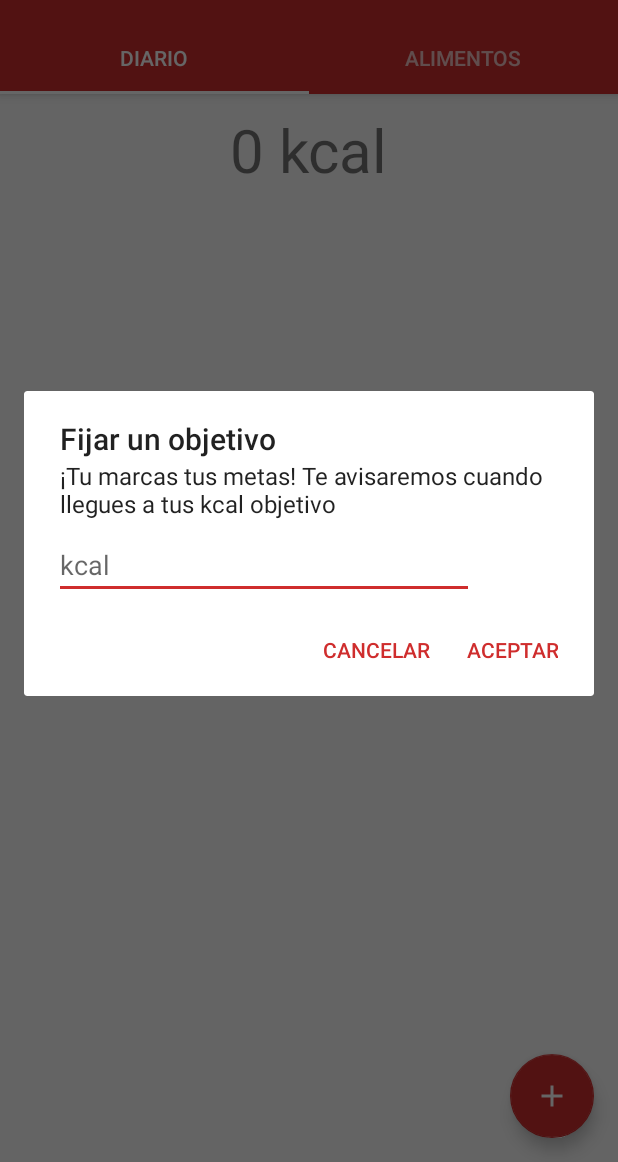
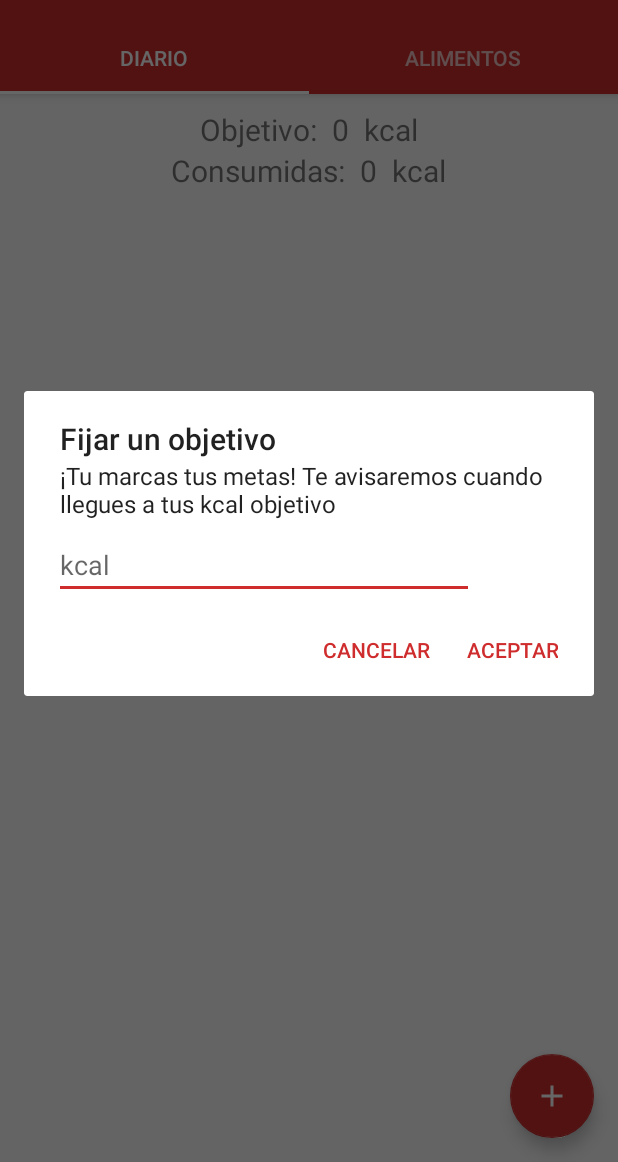
Before and after one commit to JoseGIC/LDM-2, an Android app: the screen it shows after launch (MainActivity), in the options menu, after a tap on "Objetivo", on a phone screen of 412 x 824 dp, the part 74-1236 px from its top. Run offline under Robolectric (Android 15) with nearby library versions, the phone set to English and light mode, and no system bars.

Commit message:
-Objetivo hecho -Sonido al llegar al objetivo hecho -Objetivo guardado en la BBDD hecho

```diff
--- a/app/src/main/java/com/jose/energytracker/AdminSQLiteOpenHelper.java
+++ b/app/src/main/java/com/jose/energytracker/AdminSQLiteOpenHelper.java
@@ -17,11 +17,11 @@ public class AdminSQLiteOpenHelper  extends SQLiteOpenHelper {
     public void onCreate(SQLiteDatabase bd) {
         bd.execSQL("create table alimentos (nombre String primary key, kcal int)");
         bd.execSQL("create table diario (nombre String primary key, kcal int, uds int)");
+        bd.execSQL("create table objetivo (goal int primary key)");
     }
 
     @Override
     public void onUpgrade(SQLiteDatabase db, int oldVersion, int newVersion) {
-
         db.execSQL("drop table if exists diario");
         onCreate(db);
     }
--- a/app/src/main/java/com/jose/energytracker/FragmentOne.java
+++ b/app/src/main/java/com/jose/energytracker/FragmentOne.java
@@ -15,8 +15,10 @@ import android.view.LayoutInflater;
 import android.view.View;
 import android.view.ViewGroup;
 import android.widget.ArrayAdapter;
+import android.widget.EditText;
 import android.widget.ListView;
 import android.widget.TextView;
+import android.widget.Toast;
 
 import java.util.ArrayList;
 import java.util.logging.Logger;
@@ -25,20 +27,24 @@ import java.util.logging.Logger;
 public class FragmentOne extends Fragment {
 
     private TextView kcalTotales;
+    private TextView goal;
     private ArrayList<Alimento> listaDiario;
     private ArrayAdapter<Alimento> adapter;
     private String TABLE_1 = "diario";
+    private String TABLE_3 = "objetivo";
     private SoundPool sp1;
-    private int sonidofab;
-    private int sonidoadd;
-    private int sonidodelete;
-    private int sonidoreiniciar;
+    private int sonidoFab;
+    private int sonidoAdd;
+    private int sonidoDelete;
+    private int sonidoReiniciar;
+    private int sonidoWin;
 
 
     @Override
     public View onCreateView(LayoutInflater inflater, ViewGroup container, Bundle savedInstanceState) {
         View rootView = inflater.inflate(R.layout.fragment_one, container, false);
 
+        goal = rootView.findViewById(R.id.goal);
         kcalTotales = rootView.findViewById(R.id.kcal_totales);
         ListView listView = rootView.findViewById(R.id.list_view_1);
 
@@ -51,25 +57,44 @@ public class FragmentOne extends Fragment {
             return true;
         });
 
-        updateListFromBD();
-        printKcalTotales();
 
         //Sonidos
         sp1= new SoundPool(1, AudioManager.STREAM_MUSIC,1);
-        sonidofab = sp1.load(getContext(), R.raw.fab, 1);
-        sonidoadd = sp1.load(getContext(), R.raw.mordisco, 1);
-        sonidodelete= sp1.load(getContext(),R.raw.delete, 1);
-        sonidoreiniciar= sp1.load(getContext(),R.raw.reiniciar, 1);
+        sonidoFab = sp1.load(getContext(), R.raw.fab, 1);
+        sonidoAdd = sp1.load(getContext(), R.raw.mordisco, 1);
+        sonidoDelete= sp1.load(getContext(),R.raw.delete, 1);
+        sonidoReiniciar= sp1.load(getContext(),R.raw.reiniciar, 1);
+        sonidoWin = sp1.load(getContext(), R.raw.win, 1);
+
+
+        updateGoalFromDB();
+        updateListFromBD();
+        printKcalTotales();
 
         return rootView;
     }
 
 
+    public void maybeSetGoal(EditText editTextGoal) {
+        String newGoal = editTextGoal.getText().toString();
+
+        if(newGoal.isEmpty()) {
+            Toast.makeText(getActivity(), "Debes poner un objetivo", Toast.LENGTH_SHORT).show();
+        } else {
+            setGoal(newGoal);
+            updateDBFromGoal();
+        }
+    }
+
+
+    public void setGoal(String newGoal) {
+        goal.setText(newGoal);
+    }
 
 
     public void fabClicked(FragmentTwo f2) {
         //Efecto de sonido del fab
-        sp1.play(sonidofab,1,1,1,0,0);
+        sp1.play(sonidoFab, 1, 1, 1, 0, 0);
         //
 
         String[] arrayProductos = new String[f2.getListaProductos().size()];
@@ -102,7 +127,7 @@ public class FragmentOne extends Fragment {
             for(Alimento a: listaDiario) {
                 if(a.equals(alimento)) {
                     a.incrementUds();
-                    updateItemFromDB(a);
+                    updateItemInDB(a);
                     break;
                 }
             }
@@ -112,8 +137,7 @@ public class FragmentOne extends Fragment {
         }
 
         //Efecto de sonido del add
-        sp1.play(sonidoadd,1,1,1,0,0);
-        //
+        sp1.play(sonidoAdd, 1, 1, 1, 0, 0);
 
         adapter.notifyDataSetChanged();
         printKcalTotales();
@@ -133,15 +157,14 @@ public class FragmentOne extends Fragment {
 
         if(alimento.getUds() > 1) {
             alimento.decrementUds();
-            updateItemFromDB(alimento);
+            updateItemInDB(alimento);
         } else {
             removeItemFromList(position);
             removeItemFromDB(alimento);
         }
 
         //Efecto de sonido del delete
-        sp1.play(sonidodelete,1,1,1,0,0);
-        //
+        sp1.play(sonidoDelete, 1, 1, 1, 0, 0);
 
         adapter.notifyDataSetChanged();
         printKcalTotales();
@@ -157,10 +180,9 @@ public class FragmentOne extends Fragment {
 
     public void resetDay() {
         //Efecto de sonido del reset
-        sp1.play(sonidoreiniciar,1,1,1,0,0);
-        //
+        sp1.play(sonidoReiniciar, 1, 1, 1, 0, 0);
 
-        clearDB();
+        clearDB(TABLE_1);
         listaDiario.clear();
         adapter.notifyDataSetChanged();
         printKcalTotales();
@@ -173,6 +195,12 @@ public class FragmentOne extends Fragment {
             total = total + a.getKcal() * a.getUds();
         }
         kcalTotales.setText(String.valueOf(total));
+
+        int objetivo = Integer.parseInt(goal.getText().toString());
+        if(total >= objetivo && objetivo != 0) {
+            //Efecto de sonido del goal
+            sp1.play(sonidoWin, 1, 1, 1, 0, 0);
+        }
     }
 
 
@@ -224,10 +252,37 @@ public class FragmentOne extends Fragment {
 
 
     public void updateDBFromList() {
-        clearDB();
+        clearDB(TABLE_1);
         for(Alimento alimento: listaDiario) {
             addItemToDB(alimento);
         }
+    }
+
+
+    public void updateGoalFromDB() {
+        SQLiteDatabase db = getDB();
+        Cursor c = db.query(TABLE_3, new String[] {"goal"}, null, null, null, null, null);
+        c.moveToFirst();
+
+        if(c.getCount() != 0) {
+            int kcal_goal = c.getInt(0);
+            setGoal(String.valueOf(kcal_goal));
+        } else {
+            setGoal("0");
+        }
+        c.close();
+        db.close();
+    }
+
+
+    public void updateDBFromGoal() {
+        clearDB(TABLE_3);
+        ContentValues reg = new ContentValues();
+        reg.put("goal", goal.getText().toString());
+
+        SQLiteDatabase db = getDB();
+        db.insert(TABLE_3, null, reg);
+        db.close();
     }
 
 
@@ -250,7 +305,7 @@ public class FragmentOne extends Fragment {
     }
 
 
-    public void updateItemFromDB(Alimento alimento) {
+    public void updateItemInDB(Alimento alimento) {
         ContentValues reg = new ContentValues();
         reg.put("nombre", alimento.getNombre());
         reg.put("kcal", alimento.getKcal());
@@ -262,9 +317,9 @@ public class FragmentOne extends Fragment {
     }
 
 
-    public void clearDB() {
+    public void clearDB(String table) {
         SQLiteDatabase db = getDB();
-        db.delete(TABLE_1, null, null);
+        db.delete(table, null, null);
         db.close();
     }
 
--- a/app/src/main/java/com/jose/energytracker/FragmentTwo.java
+++ b/app/src/main/java/com/jose/energytracker/FragmentTwo.java
@@ -28,7 +28,9 @@ public class FragmentTwo extends Fragment {
     private ArrayAdapter<Alimento> adapter;
     private String TABLE_2 = "alimentos";
     private SoundPool sp1;
-    private int sonidofab;
+    private int sonidoFab;
+    private int sonidoAdd;
+    private int sonidoDelete;
 
 
     @Override
@@ -51,7 +53,9 @@ public class FragmentTwo extends Fragment {
 
         //Sonidos
         sp1= new SoundPool(1, AudioManager.STREAM_MUSIC,1);
-        sonidofab = sp1.load(getContext(), R.raw.fab, 1);
+        sonidoFab = sp1.load(getContext(), R.raw.fab, 1);
+        sonidoAdd = sp1.load(getContext(), R.raw.mordisco, 1);
+        sonidoDelete= sp1.load(getContext(),R.raw.delete, 1);
 
         return rootView;
     }
@@ -83,14 +87,15 @@ public class FragmentTwo extends Fragment {
     public void maybeAddItem(EditText editTextNombre, EditText editTextKcal) {
         String nombre = editTextNombre.getText().toString();
         String kcal = editTextKcal.getText().toString();
+        Alimento alimento = new Alimento(nombre, Integer.parseInt(kcal));
 
         if(nombre.isEmpty() || kcal.isEmpty()) {
             Toast.makeText(getActivity(), "Debes poner nombre y calorías", Toast.LENGTH_SHORT).show();
         } else {
-            if(alreadyInList(nombre, Integer.parseInt(kcal))) {
+            if(alreadyInList(alimento)) {
                 Toast.makeText(getActivity(), "El alimento ya existe", Toast.LENGTH_SHORT).show();
             } else {
-                addItem(new Alimento(nombre, Integer.parseInt(kcal)));
+                addItem(alimento);
             }
         }
     }
@@ -104,6 +109,8 @@ public class FragmentTwo extends Fragment {
         SQLiteDatabase db = getDB();
         db.insert(TABLE_2, null, reg);
         db.close();
+
+        sp1.play(sonidoAdd, 1, 1, 1, 0, 0);
 
         listaAlimentos.add(0, alimento);
         adapter.notifyDataSetChanged();
@@ -124,6 +131,8 @@ public class FragmentTwo extends Fragment {
         db.delete(TABLE_2, "nombre='" + listaAlimentos.get(pos).getNombre() + "'", null);
         db.close();
 
+        sp1.play(sonidoDelete, 1, 1, 1, 0, 0);
+
         listaAlimentos.remove(pos);
         adapter.notifyDataSetChanged();
     }
@@ -131,7 +140,7 @@ public class FragmentTwo extends Fragment {
 
     public void fabClicked() {
         //Efecto de sonido del fab
-        sp1.play(sonidofab,1,1,1,0,0);
+        sp1.play(sonidoFab,1,1,1,0,0);
         //
 
         LayoutInflater inflater = getActivity().getLayoutInflater();
@@ -148,9 +157,9 @@ public class FragmentTwo extends Fragment {
     }
 
 
-    public boolean alreadyInList(String nombre, int kcal) {
+    public boolean alreadyInList(Alimento alimento) {
         for(Alimento a: listaAlimentos) {
-            if(a.getNombre().equals(nombre) && a.getKcal() == kcal) {
+            if(a.equals(alimento)) {
                 return true;
             }
         }
--- a/app/src/main/java/com/jose/energytracker/MainActivity.java
+++ b/app/src/main/java/com/jose/energytracker/MainActivity.java
@@ -96,12 +96,12 @@ public class MainActivity extends AppCompatActivity implements View.OnClickListe
                 builder = new AlertDialog.Builder(this);
                 LayoutInflater inflater = this.getLayoutInflater();
                 View viewDialog = inflater.inflate(R.layout.new_goal_dialog, null);
-                //EditText editTextNombre = (EditText) viewDialog.findViewById(R.id.nueva_meta);
+                EditText editTextGoal = (EditText) viewDialog.findViewById(R.id.new_goal);
 
                 builder.setTitle("Fijar un objetivo");
                 builder.setView(viewDialog);
                 builder.setMessage("¡Tu marcas tus metas! Te avisaremos cuando llegues a tus kcal objetivo");
-                builder.setPositiveButton("Aceptar", null);
+                builder.setPositiveButton("Aceptar", (dialog, id) -> f1.maybeSetGoal(editTextGoal));
                 builder.setNegativeButton("Cancelar", null);
                 builder.create().show();
                 break;
--- a/app/src/main/res/layout/fragment_one.xml
+++ b/app/src/main/res/layout/fragment_one.xml
@@ -20,11 +20,21 @@
         android:orientation="horizontal" >
 
         <TextView
-            android:id="@+id/kcal_totales"
             android:layout_width="wrap_content"
             android:layout_height="wrap_content"
-            android:text="@string/kcal_totales"
-            android:textSize="40sp" />
+            android:text="@string/text_goal"
+            android:textSize="20sp" />
+
+        <Space
+            android:layout_width="10dp"
+            android:layout_height="wrap_content" />
+
+        <TextView
+            android:id="@+id/goal"
+            android:layout_width="wrap_content"
+            android:layout_height="wrap_content"
+            android:text="@string/kcal_goal"
+            android:textSize="20sp" />
 
         <Space
             android:layout_width="10dp"
@@ -33,8 +43,43 @@
         <TextView
             android:layout_width="wrap_content"
             android:layout_height="wrap_content"
-            android:text="@string/text_total"
-            android:textSize="40sp" />
+            android:text="@string/text_kcal"
+            android:textSize="20sp" />
+
+    </LinearLayout>
+
+    <LinearLayout
+        android:layout_width="match_parent"
+        android:layout_height="wrap_content"
+        android:gravity="center"
+        android:orientation="horizontal" >
+
+        <TextView
+            android:layout_width="wrap_content"
+            android:layout_height="wrap_content"
+            android:text="@string/text_consumidas"
+            android:textSize="20sp" />
+
+        <Space
+            android:layout_width="10dp"
+            android:layout_height="wrap_content" />
+
+        <TextView
+            android:id="@+id/kcal_totales"
+            android:layout_width="wrap_content"
+            android:layout_height="wrap_content"
+            android:text="@string/kcal_totales"
+            android:textSize="20sp" />
+
+        <Space
+            android:layout_width="10dp"
+            android:layout_height="wrap_content" />
+
+        <TextView
+            android:layout_width="wrap_content"
+            android:layout_height="wrap_content"
+            android:text="@string/text_kcal"
+            android:textSize="20sp" />
 
     </LinearLayout>
 
--- a/app/src/main/res/layout/new_goal_dialog.xml
+++ b/app/src/main/res/layout/new_goal_dialog.xml
@@ -5,12 +5,12 @@
     android:layout_height="wrap_content">
 
     <EditText
-        android:id="@+id/nueva_meta"
+        android:id="@+id/new_goal"
         android:layout_width="match_parent"
         android:layout_height="wrap_content"
         android:layout_marginLeft="20dp"
         android:layout_marginRight="80dp"
         android:hint="@string/hint_kcal"
-        android:inputType="text" />
+        android:inputType="number" />
 
 </LinearLayout>
--- a/app/src/main/res/values/strings.xml
+++ b/app/src/main/res/values/strings.xml
@@ -5,11 +5,14 @@
     <string name="action_objetive">Objetivo</string>
     <string name="action_reset">Reiniciar diario</string>
     <string name="action_help">Ayuda</string>
-    <string name="text_total">kcal</string>
+    <string name="text_kcal">kcal</string>
     <string name="kcal_totales">2300</string>
     <string name="hint_nombre">Nombre</string>
     <string name="hint_kcal">kcal</string>
     <string name="reset_mensaje">Se borrarán todos los alimentos de la pestaña Diario y las calorías</string>
     <string name="text_help">Energeat es la app que te permite llevar un registro de las kcal que ingieres a lo largo del dia de la manera más simple y ordenada! \n  \n  \n ¿Como funciona?  \n  \n-En la pestaña ALIMENTOS puedes registrar nuevos alimentos en la base de datos de Energeat para añadirlos posteriormente a tu diario de alimentos en la pestaña DIARIO. \n  \n-También es posible fijar metas para mantener siempre tu motivación al máximo!</string>
     <string name="text_contact">Si quieres contactar con el Servicio de Atención al cliente de Energeat: \n energeat.support@gmail.com</string>
+    <string name="text_goal">Objetivo:</string>
+    <string name="text_consumidas">Consumidas:</string>
+    <string name="kcal_goal">2400</string>
 </resources>
```
